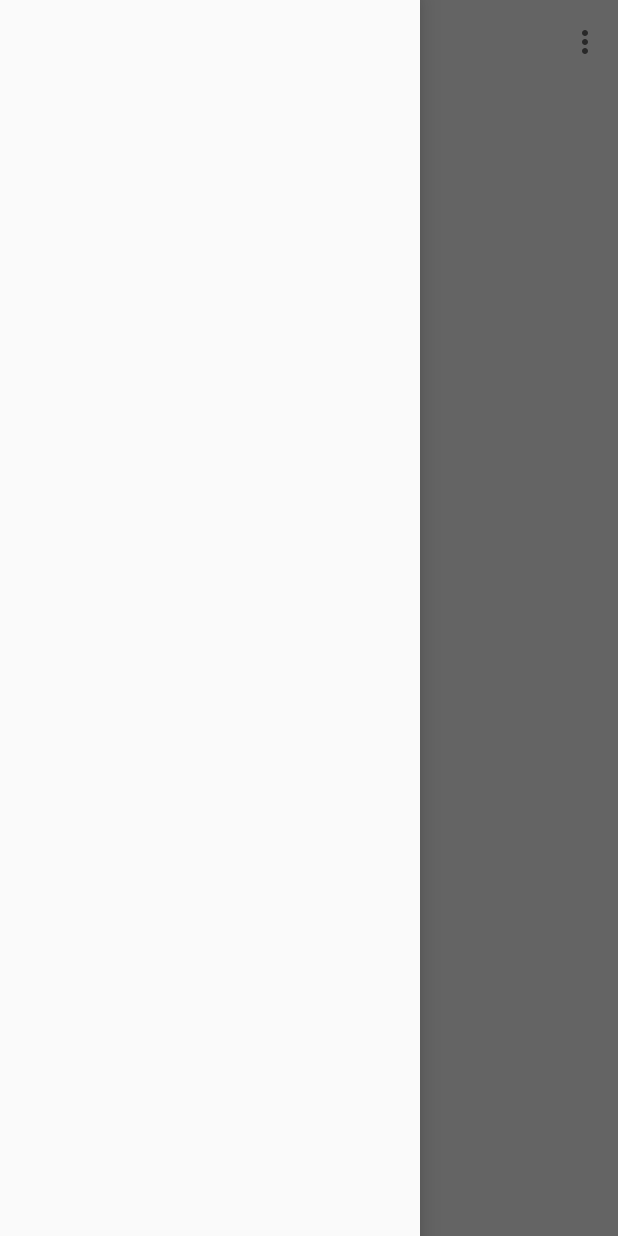
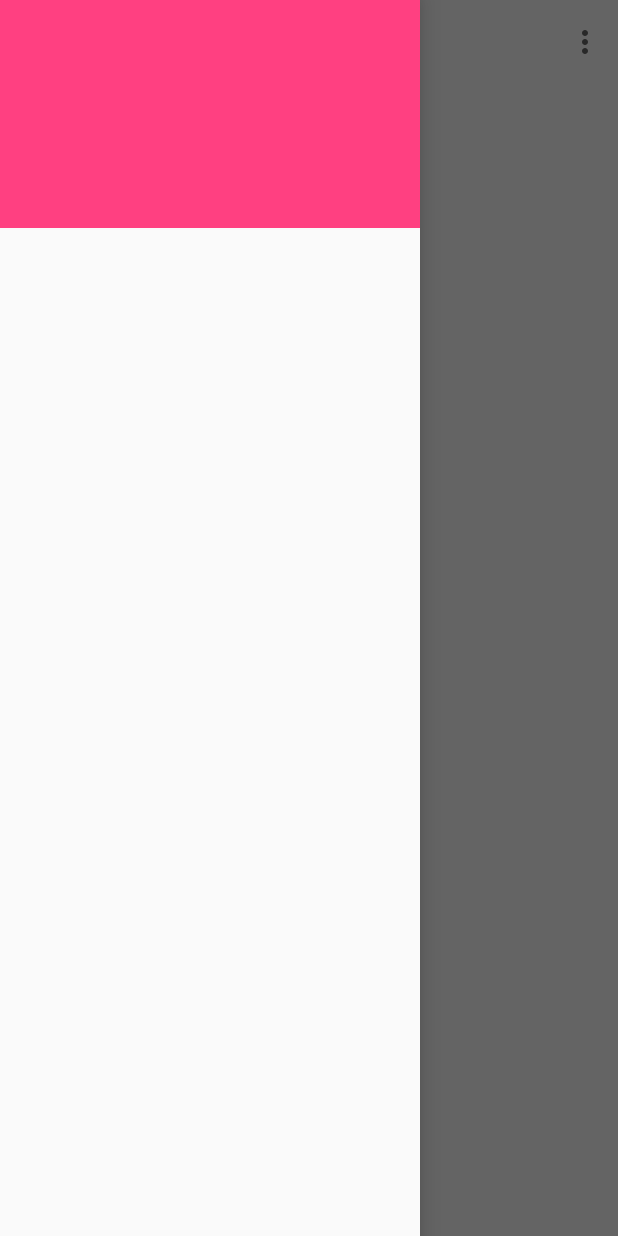
Before and after one commit to louis993546/Lineage-Android, an Android app: the screen it shows after launch (MainActivity), with the side drawer open, on a phone screen of 412 x 824 dp. Run offline under Robolectric (Android 15) with nearby library versions, the phone set to English and light mode, and no system bars; our stand-ins replace CircleImageView, Timber; libraries missing offline, so code that uses them is left out: com.squareup.leakcanary; 3 statements that could not run were skipped.

Commit message:
drawer now has header

```diff
--- a/app/build.gradle
+++ b/app/build.gradle
@@ -95,4 +95,7 @@ dependencies {
 
     //Timber (debug messages make easier)
     implementation 'com.jakewharton.timber:timber:4.6.0'
+
+    //circular image view (why google why)
+    implementation 'de.hdodenhof:circleimageview:2.2.0'
 }
--- a/app/src/main/java/io/github/louistsaitszho/lineage/activities/MainActivity.kt
+++ b/app/src/main/java/io/github/louistsaitszho/lineage/activities/MainActivity.kt
@@ -70,6 +70,7 @@ class MainActivity : AppCompatActivity() {
                 dataCenter.getModules(object: DataListener<MutableList<Module>> {
                     override fun onSuccess(source: Int, result: MutableList<Module>?) {
                         //todo i am just gonna ignore the whole offline cache thing for now
+                        //todo figure out how to add sub header "Modules"
                         result?.forEachIndexed { index, module ->
                             navigation_view.menu.add(0, index, index, module.name)
                         }
--- /dev/null
+++ b/app/src/main/res/drawable/ic_person_black_24dp.xml
@@ -0,0 +1,9 @@
+<vector xmlns:android="http://schemas.android.com/apk/res/android"
+        android:width="24dp"
+        android:height="24dp"
+        android:viewportWidth="24.0"
+        android:viewportHeight="24.0">
+    <path
+        android:fillColor="#FF000000"
+        android:pathData="M12,12c2.21,0 4,-1.79 4,-4s-1.79,-4 -4,-4 -4,1.79 -4,4 1.79,4 4,4zM12,14c-2.67,0 -8,1.34 -8,4v2h16v-2c0,-2.66 -5.33,-4 -8,-4z"/>
+</vector>
--- a/app/src/main/res/layout/drawer_header.xml
+++ b/app/src/main/res/layout/drawer_header.xml
@@ -1,6 +1,34 @@
 <?xml version="1.0" encoding="utf-8"?>
 <android.support.constraint.ConstraintLayout
-    xmlns:android="http://schemas.android.com/apk/res/android" android:layout_width="match_parent"
-    android:layout_height="match_parent">
+    xmlns:android="http://schemas.android.com/apk/res/android"
+    android:layout_width="match_parent"
+    android:layout_height="wrap_content"
+    xmlns:app="http://schemas.android.com/apk/res-auto"
+    xmlns:tools="http://schemas.android.com/tools"
+    android:padding="16dp"
+    android:background="@color/colorAccent">
+
+    <de.hdodenhof.circleimageview.CircleImageView
+        android:id="@+id/circle_image_view_avatar"
+        android:layout_width="64dp"
+        android:layout_height="64dp"
+        app:layout_constraintTop_toTopOf="parent"
+        app:layout_constraintStart_toStartOf="parent"
+        app:layout_constraintLeft_toLeftOf="parent"
+        android:layout_marginBottom="16dp"
+        tools:src="@color/colorPrimaryDark"/>
+
+    <TextView
+        android:id="@+id/text_view_school_name"
+        android:layout_width="wrap_content"
+        android:layout_height="wrap_content"
+        android:minHeight="56dp"
+        android:gravity="bottom"
+        app:layout_constraintBottom_toBottomOf="parent"
+        app:layout_constraintTop_toBottomOf="@id/circle_image_view_avatar"
+        app:layout_constraintStart_toStartOf="parent"
+        app:layout_constraintLeft_toLeftOf="parent"
+        android:textAppearance="@style/TextAppearance.AppCompat.Body2"
+        tools:text="Insert school name here" />
 
 </android.support.constraint.ConstraintLayout>
```
